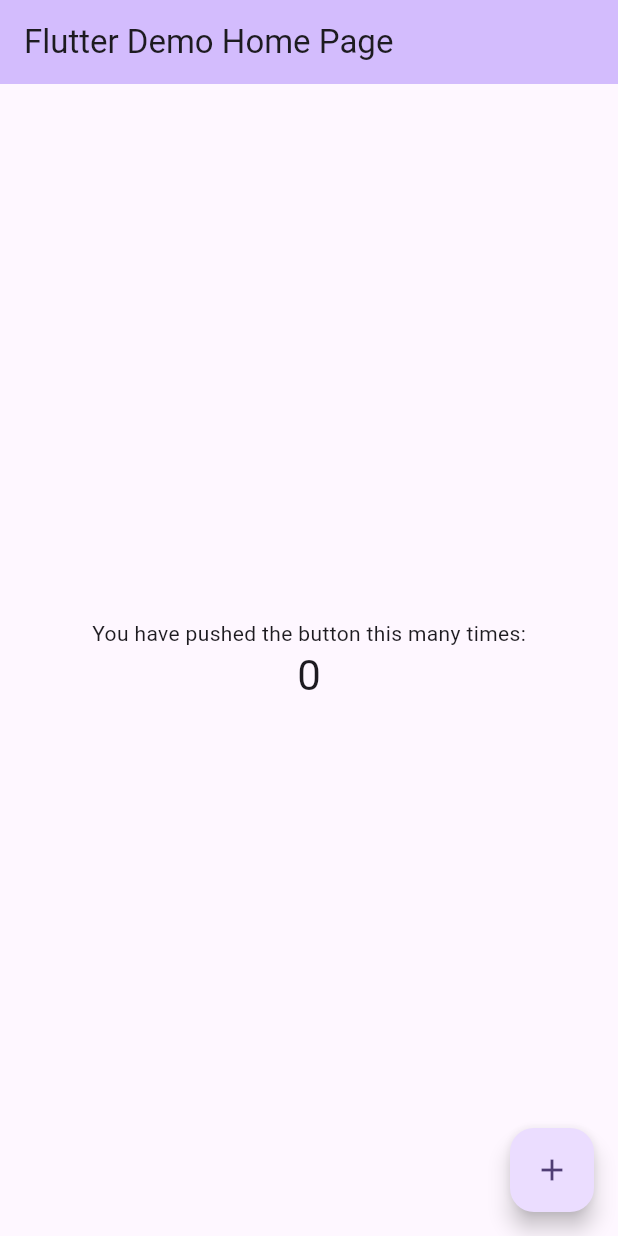
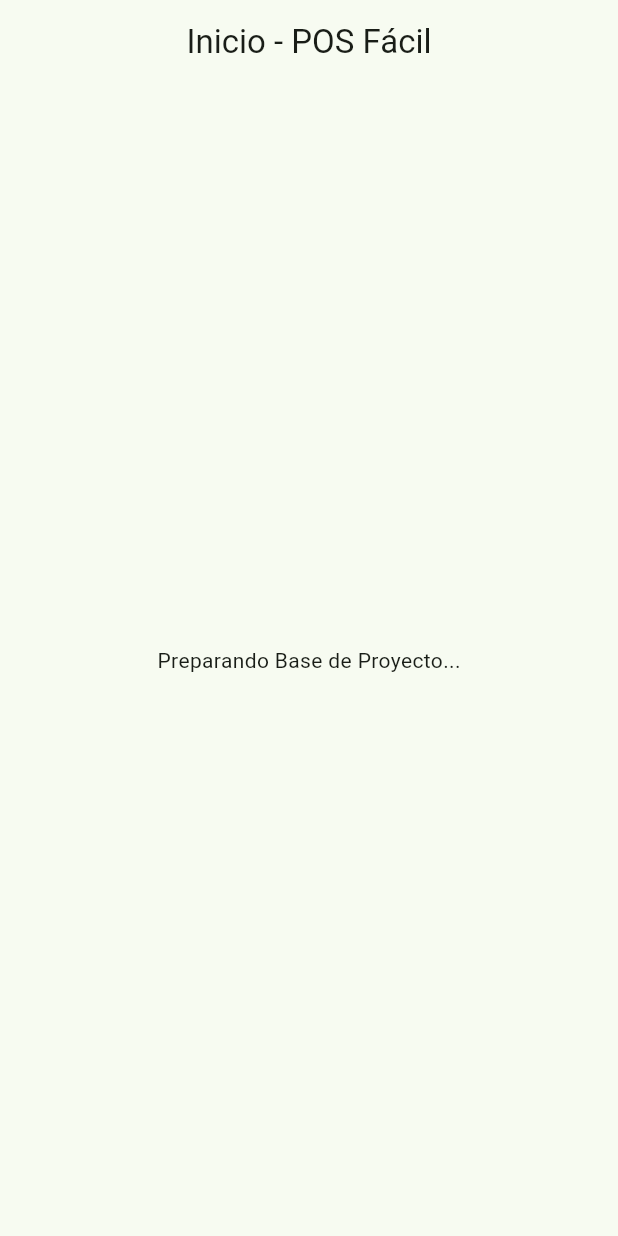
Before and after one commit to MANUEL666GAMER/POSMOVIL, a Flutter app: the screen it shows after launch, on a phone screen of 412 x 824 dp. Run offline on Flutter 3.47's test engine with Material 3 defaults, Android fonts, the phone set to English and light mode, and no system bars; our stand-ins replace flutter_riverpod, go_router.

Commit message:
proyecto Flutter, .gitignore, dependencias iniciales, router y tema base

```diff
--- /dev/null
+++ b/lib/app.dart
@@ -0,0 +1,20 @@
+import 'package:flutter/material.dart';
+import 'core/theme/app_theme.dart';
+import 'core/router/app_router.dart';
+
+class PosApp extends StatelessWidget {
+  const PosApp({super.key});
+
+  @override
+  Widget build(BuildContext context) {
+    // Más adelante conectaremos esto con un provider para alternar el tema (settings)
+    return MaterialApp.router(
+      title: 'POS Fácil',
+      debugShowCheckedModeBanner: false,
+      theme: AppTheme.lightTheme,
+      darkTheme: AppTheme.darkTheme,
+      themeMode: ThemeMode.system, // Automático por defecto según el OS
+      routerConfig: goRouter,
+    );
+  }
+}
--- /dev/null
+++ b/lib/core/router/app_router.dart
@@ -0,0 +1,35 @@
+import 'package:flutter/material.dart';
+import 'package:go_router/go_router.dart';
+// En los próximos pasos crearemos esta pantalla
+// import '../../shared/widgets/widget_gallery_screen.dart';
+
+final goRouter = GoRouter(
+  initialLocation: '/',
+  routes: [
+    GoRoute(
+      path: '/',
+      builder: (context, state) => const PlaceholderScreen(title: 'Inicio - POS Fácil'),
+    ),
+    // Aquí agregaremos la galería de widgets para debuguear:
+    // GoRoute(
+    //   path: '/gallery',
+    //   builder: (context, state) => const WidgetGalleryScreen(),
+    // ),
+  ],
+);
+
+// TODO: Eliminar cuando tengamos la WidgetGalleryScreen o el Home
+class PlaceholderScreen extends StatelessWidget {
+  final String title;
+  const PlaceholderScreen({super.key, required this.title});
+
+  @override
+  Widget build(BuildContext context) {
+    return Scaffold(
+      appBar: AppBar(title: Text(title)),
+      body: const Center(
+        child: Text('Preparando Base de Proyecto...'),
+      ),
+    );
+  }
+}
--- /dev/null
+++ b/lib/core/theme/app_theme.dart
@@ -0,0 +1,57 @@
+import 'package:flutter/material.dart';
+
+class AppTheme {
+  // Colores principales de la marca/app
+  static const Color _primaryColor = Color(0xFF2E7D32); // Verde negocio
+  static const Color _secondaryColor = Color(0xFFF57C00); // Naranja para alertas/acciones
+
+  static ThemeData get lightTheme {
+    return ThemeData(
+      useMaterial3: true,
+      colorScheme: ColorScheme.fromSeed(
+        seedColor: _primaryColor,
+        secondary: _secondaryColor,
+        brightness: Brightness.light,
+      ),
+      appBarTheme: const AppBarTheme(
+        centerTitle: true,
+        elevation: 0,
+      ),
+      inputDecorationTheme: InputDecorationTheme(
+        border: OutlineInputBorder(borderRadius: BorderRadius.circular(12)),
+        filled: true,
+      ),
+      elevatedButtonTheme: ElevatedButtonThemeData(
+        style: ElevatedButton.styleFrom(
+          minimumSize: const Size.fromHeight(56),
+          shape: RoundedRectangleBorder(borderRadius: BorderRadius.circular(12)),
+        ),
+      ),
+    );
+  }
+
+  static ThemeData get darkTheme {
+    return ThemeData(
+      useMaterial3: true,
+      colorScheme: ColorScheme.fromSeed(
+        seedColor: _primaryColor,
+        secondary: _secondaryColor,
+        brightness: Brightness.dark,
+      ),
+      appBarTheme: const AppBarTheme(
+        centerTitle: true,
+        elevation: 0,
+      ),
+      inputDecorationTheme: InputDecorationTheme(
+        border: OutlineInputBorder(borderRadius: BorderRadius.circular(12)),
+        filled: true,
+      ),
+      elevatedButtonTheme: ElevatedButtonThemeData(
+        style: ElevatedButton.styleFrom(
+          minimumSize: const Size.fromHeight(56),
+          shape: RoundedRectangleBorder(borderRadius: BorderRadius.circular(12)),
+        ),
+      ),
+    );
+  }
+}
--- a/lib/main.dart
+++ b/lib/main.dart
@@ -1,122 +1,15 @@
 import 'package:flutter/material.dart';
+import 'package:flutter_riverpod/flutter_riverpod.dart';
+import 'app.dart';
 
-void main() {
-  runApp(const MyApp());
+void main() async {
+  WidgetsFlutterBinding.ensureInitialized();
+
+  // Aquí inicializaremos la BD Drift y otras dependencias locales antes de correr la app
+
+  runApp(
+    const ProviderScope(
+      child: PosApp(),
+    ),
+  );
 }
-
-class MyApp extends StatelessWidget {
-  const MyApp({super.key});
-
-  // This widget is the root of your application.
-  @override
-  Widget build(BuildContext context) {
-    return MaterialApp(
-      title: 'Flutter Demo',
-      theme: ThemeData(
-        // This is the theme of your application.
-        //
-        // TRY THIS: Try running your application with "flutter run". You'll see
-        // the application has a purple toolbar. Then, without quitting the app,
-        // try changing the seedColor in the colorScheme below to Colors.green
-        // and then invoke "hot reload" (save your changes or press the "hot
-        // reload" button in a Flutter-supported IDE, or press "r" if you used
-        // the command line to start the app).
-        //
-        // Notice that the counter didn't reset back to zero; the application
-        // state is not lost during the reload. To reset the state, use hot
-        // restart instead.
-        //
-        // This works for code too, not just values: Most code changes can be
-        // tested with just a hot reload.
-        colorScheme: .fromSeed(seedColor: Colors.deepPurple),
-      ),
-      home: const MyHomePage(title: 'Flutter Demo Home Page'),
-    );
-  }
-}
-
-class MyHomePage extends StatefulWidget {
-  const MyHomePage({super.key, required this.title});
-
-  // This widget is the home page of your application. It is stateful, meaning
-  // that it has a State object (defined below) that contains fields that affect
-  // how it looks.
-
-  // This class is the configuration for the state. It holds the values (in this
-  // case the title) provided by the parent (in this case the App widget) and
-  // used by the build method of the State. Fields in a Widget subclass are
-  // always marked "final".
-
-  final String title;
-
-  @override
-  State<MyHomePage> createState() => _MyHomePageState();
-}
-
-class _MyHomePageState extends State<MyHomePage> {
-  int _counter = 0;
-
-  void _incrementCounter() {
-    setState(() {
-      // This call to setState tells the Flutter framework that something has
-      // changed in this State, which causes it to rerun the build method below
-      // so that the display can reflect the updated values. If we changed
-      // _counter without calling setState(), then the build method would not be
-      // called again, and so nothing would appear to happen.
-      _counter++;
-    });
-  }
-
-  @override
-  Widget build(BuildContext context) {
-    // This method is rerun every time setState is called, for instance as done
-    // by the _incrementCounter method above.
-    //
-    // The Flutter framework has been optimized to make rerunning build methods
-    // fast, so that you can just rebuild anything that needs updating rather
-    // than having to individually change instances of widgets.
-    return Scaffold(
-      appBar: AppBar(
-        // TRY THIS: Try changing the color here to a specific color (to
-        // Colors.amber, perhaps?) and trigger a hot reload to see the AppBar
-        // change color while the other colors stay the same.
-        backgroundColor: Theme.of(context).colorScheme.inversePrimary,
-        // Here we take the value from the MyHomePage object that was created by
-        // the App.build method, and use it to set our appbar title.
-        title: Text(widget.title),
-      ),
-      body: Center(
-        // Center is a layout widget. It takes a single child and positions it
-        // in the middle of the parent.
-        child: Column(
-          // Column is also a layout widget. It takes a list of children and
-          // arranges them vertically. By default, it sizes itself to fit its
-          // children horizontally, and tries to be as tall as its parent.
-          //
-          // Column has various properties to control how it sizes itself and
-          // how it positions its children. Here we use mainAxisAlignment to
-          // center the children vertically; the main axis here is the vertical
-          // axis because Columns are vertical (the cross axis would be
-          // horizontal).
-          //
-          // TRY THIS: Invoke "debug painting" (choose the "Toggle Debug Paint"
-          // action in the IDE, or press "p" in the console), to see the
-          // wireframe for each widget.
-          mainAxisAlignment: .center,
-          children: [
-            const Text('You have pushed the button this many times:'),
-            Text(
-              '$_counter',
-              style: Theme.of(context).textTheme.headlineMedium,
-            ),
-          ],
-        ),
-      ),
-      floatingActionButton: FloatingActionButton(
-        onPressed: _incrementCounter,
-        tooltip: 'Increment',
-        child: const Icon(Icons.add),
-      ),
-    );
-  }
-}
```
Also changed, not shown: pubspec.yaml (+29 -74 lines), pubspec.lock, 5 other files.
